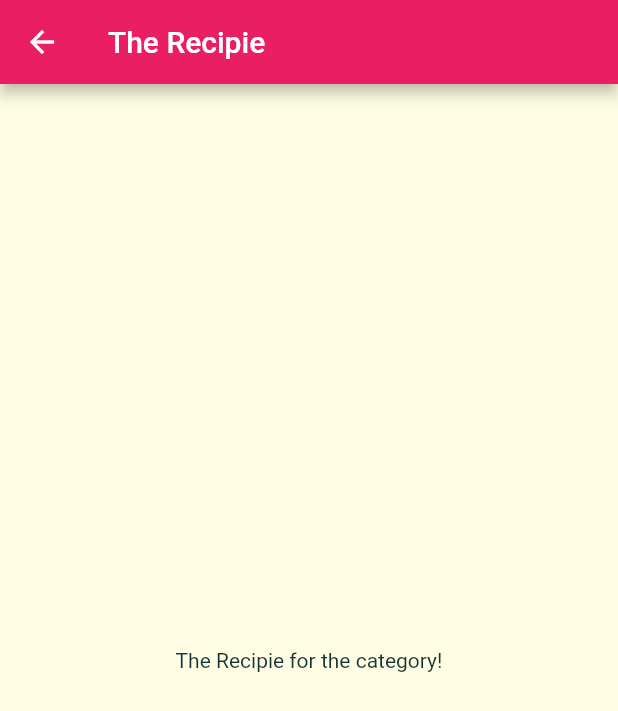
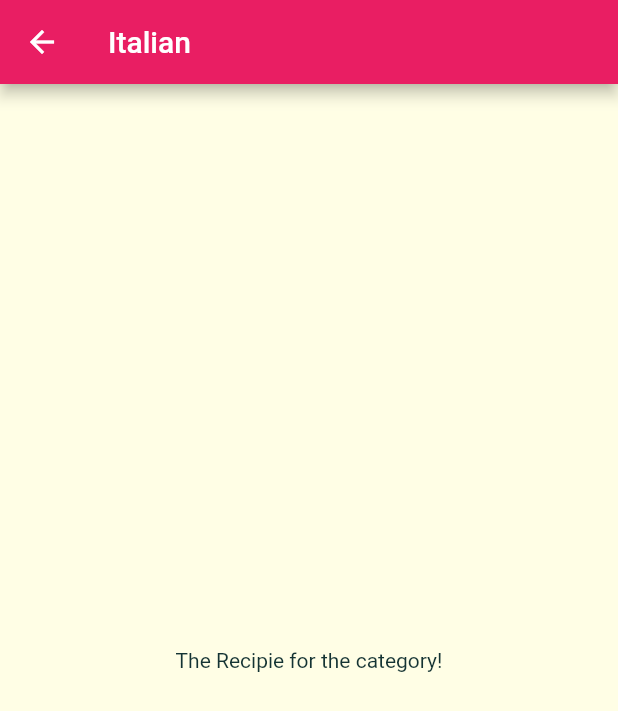
Before and after one commit to ranjeett3008/flutter_meal_app, a Flutter app: the screen it shows after launch, after a tap on "Italian", on a phone screen of 412 x 824 dp. Shown: the top 711 px of the screen. Run offline on Flutter 3.47's test engine with Material 2 defaults, Android fonts, the phone set to English and light mode, and no system bars; Roboto replaces fonts that are missing (Railwey).

Commit message:
passed category title dynamically

```diff
--- a/lib/categories_screen.dart
+++ b/lib/categories_screen.dart
@@ -12,7 +12,7 @@ class CategoriesScreen extends StatelessWidget {
       padding: EdgeInsets.all(10),
       children:
       DUMMY_CATEGORIES.map((catData) => CategoryItem(
-        catData.title, catData.color
+        catData.id, catData.title, catData.color
       ))
       .toList(),
     gridDelegate: SliverGridDelegateWithMaxCrossAxisExtent(
--- a/lib/category_item.dart
+++ b/lib/category_item.dart
@@ -2,15 +2,15 @@ import 'package:flutter/material.dart';
 import './category_meals_screen.dart';
 
 class CategoryItem extends StatelessWidget {
-
+  final String id;
   final String title;
   final Color color;
 
-  CategoryItem(this.title, this.color);
+  CategoryItem(this.id, this.title, this.color);
 
   void selectCategory(BuildContext ctx){
     Navigator.of(ctx).push(MaterialPageRoute(builder: (_){
-      return CategoryMealsScreen();
+      return CategoryMealsScreen(id,title);
     },
     ),
     );
--- a/lib/category_meals_screen.dart
+++ b/lib/category_meals_screen.dart
@@ -1,11 +1,17 @@
 import 'package:flutter/material.dart';
 
 class CategoryMealsScreen extends StatelessWidget {
+
+  final String categoryTitle;
+  final String categoryId;
+
+  CategoryMealsScreen(this.categoryId, this.categoryTitle);
+
   @override
   Widget build(BuildContext context) {
     return Scaffold(
       appBar: AppBar(
-        title: Text('The Recipie'),
+        title: Text(categoryTitle),
       ),
       body:Center(
       child: Text(
```
